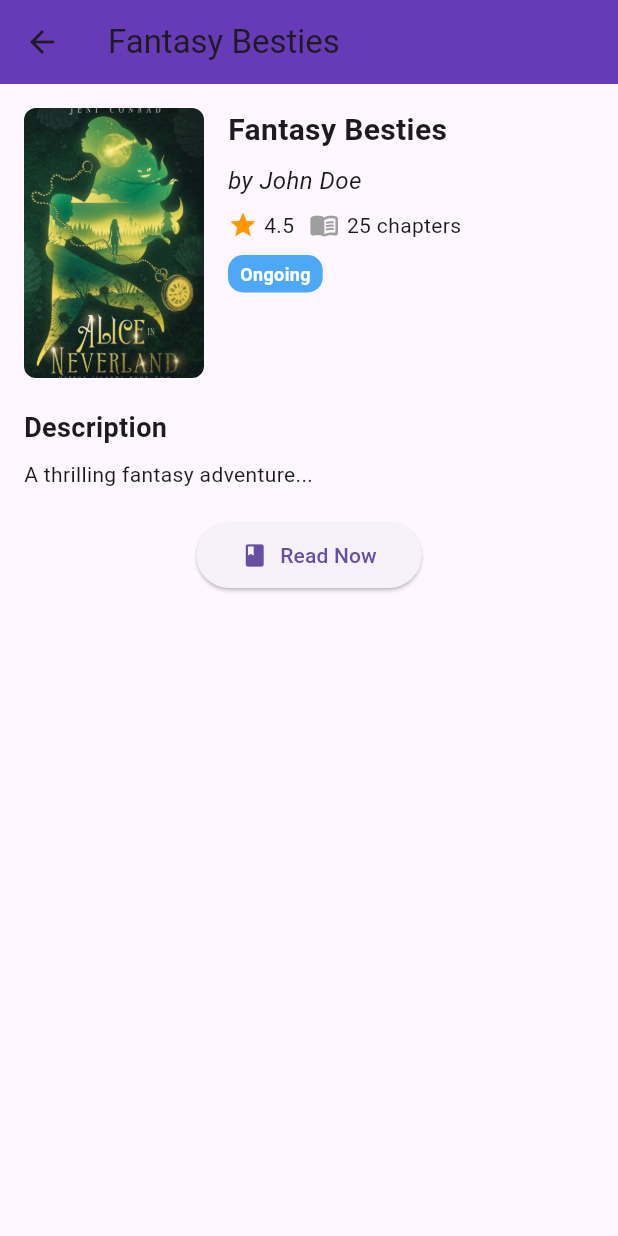
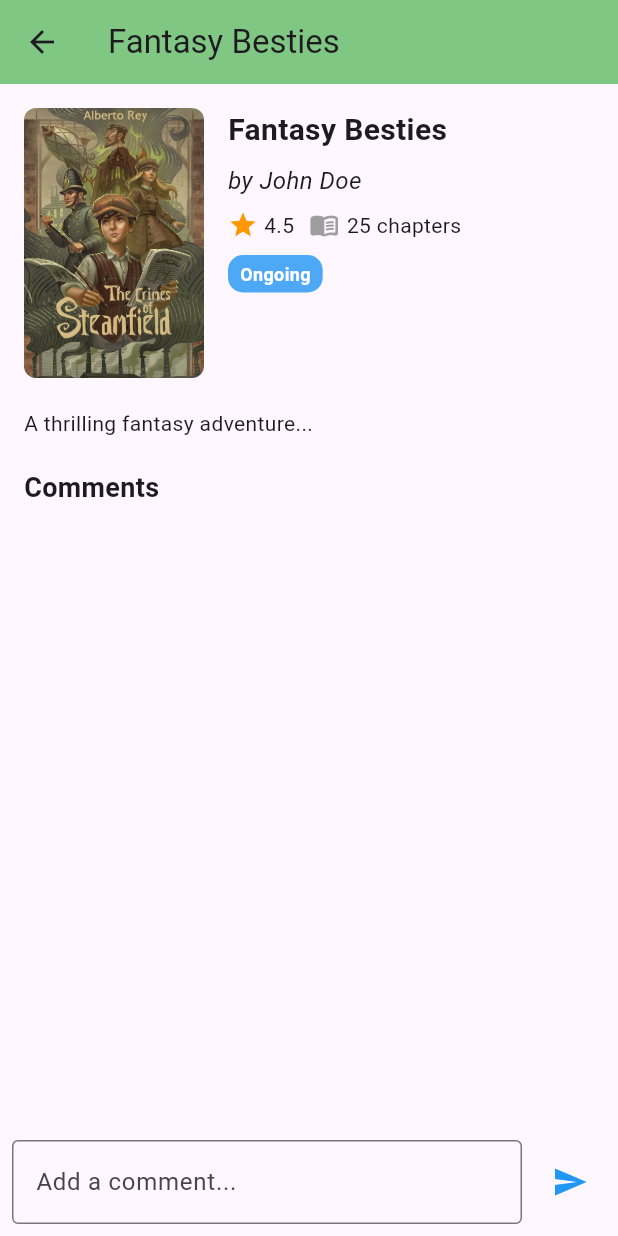
Before and after one commit to aabirid/inkora, a Flutter app: the screen it shows after launch, after a tap on "Fantasy Besties", on a phone screen of 412 x 824 dp. Run offline on Flutter 3.47's test engine with Material 3 defaults, Android fonts, the phone set to English and light mode, and no system bars.

Commit message:
comment+idk

```diff
--- /dev/null
+++ b/lib/models/comment.dart
@@ -0,0 +1,7 @@
+class Comment {
+  final String user;
+  final String text;
+  final DateTime timestamp;
+
+  Comment({required this.user, required this.text, required this.timestamp});
+}
--- a/lib/screens/book/book_overview.dart
+++ b/lib/screens/book/book_overview.dart
@@ -1,30 +1,77 @@
 import 'package:flutter/material.dart';
 import 'package:inkora/models/book.dart';
+import 'package:inkora/models/comment.dart';
 
-class BookOverview extends StatelessWidget {
+class BookOverview extends StatefulWidget {
   final Book book;
 
   const BookOverview({Key? key, required this.book}) : super(key: key);
 
   @override
+  _BookOverviewState createState() => _BookOverviewState();
+}
+
+class _BookOverviewState extends State<BookOverview> {
+  final List<Comment> comments = [];
+  final TextEditingController _commentController = TextEditingController();
+
+  void _addComment() {
+    if (_commentController.text.trim().isNotEmpty) {
+      setState(() {
+        comments.insert(
+          0,
+          Comment(
+            user: "User123", // Replace with actual user later
+            text: _commentController.text.trim(),
+            timestamp: DateTime.now(),
+          ),
+        );
+      });
+      _commentController.clear();
+    }
+  }
+
+  @override
   Widget build(BuildContext context) {
     return Scaffold(
       appBar: AppBar(
-        title: Text(book.title),
-        backgroundColor: Colors.deepPurple, // Adjust based on your theme
+        title: Text(widget.book.title),
+        backgroundColor: Colors.green.shade300,
       ),
-      body: Padding(
+      body: Column(
+        children: [
+          Expanded(
+            child: SingleChildScrollView(
               padding: const EdgeInsets.all(16.0),
               child: Column(
                 crossAxisAlignment: CrossAxisAlignment.start,
                 children: [
-            Row(
+                  _buildBookDetails(),
+                  const SizedBox(height: 20),
+                  Text(
+                    widget.book.description,
+                    style: const TextStyle(fontSize: 14),
+                  ),
+                  const SizedBox(height: 20),
+                  _buildCommentsSection(),
+                ],
+              ),
+            ),
+          ),
+          _buildCommentInput(),
+        ],
+      ),
+    );
+  }
+
+  Widget _buildBookDetails() {
+    return Row(
       crossAxisAlignment: CrossAxisAlignment.start,
       children: [
         ClipRRect(
           borderRadius: BorderRadius.circular(8),
           child: Image.asset(
-                    book.coverImage,
+            widget.book.coverImage,
             width: 120,
             height: 180,
             fit: BoxFit.cover,
@@ -35,78 +82,94 @@ class BookOverview extends StatelessWidget {
           child: Column(
             crossAxisAlignment: CrossAxisAlignment.start,
             children: [
-                      Text(
-                        book.title,
-                        style: const TextStyle(
-                            fontSize: 20, fontWeight: FontWeight.bold),
-                      ),
+              Text(widget.book.title,
+                  style: const TextStyle(fontSize: 20, fontWeight: FontWeight.bold)),
               const SizedBox(height: 8),
-                      Text(
-                        "by ${book.author}",
-                        style: const TextStyle(
-                            fontSize: 16, fontStyle: FontStyle.italic),
-                      ),
+              Text("by ${widget.book.author}",
+                  style: const TextStyle(fontSize: 16, fontStyle: FontStyle.italic)),
               const SizedBox(height: 8),
               Row(
                 children: [
                   Icon(Icons.star, color: Colors.orange, size: 20),
                   const SizedBox(width: 4),
-                          Text("${book.rating}"),
+                  Text("${widget.book.rating}"),
                   const SizedBox(width: 10),
-                          Icon(Icons.menu_book_rounded,
-                              color: Colors.grey, size: 20),
+                  Icon(Icons.menu_book_rounded, color: Colors.grey, size: 20),
                   const SizedBox(width: 5),
-                          Text("${book.chapters} chapters"),
+                  Text("${widget.book.chapters} chapters"),
                 ],
               ),
               const SizedBox(height: 10),
-                      _buildStatusTag(book.status),
+              _buildStatusTag(widget.book.status),
             ],
           ),
         ),
       ],
-            ),
-            const SizedBox(height: 20),
-            const Text(
-              "Description",
-              style: TextStyle(fontSize: 18, fontWeight: FontWeight.bold),
-            ),
-            const SizedBox(height: 8),
-            Text(
-              book.description,
-              style: const TextStyle(fontSize: 14),
-            ),
-            const SizedBox(height: 20),
-            Center(
-              child: ElevatedButton.icon(
-                onPressed: () {
-                  // TODO: Open book reader or download
-                },
-                icon: Icon(Icons.book),
-                label: Text("Read Now"),
-                style: ElevatedButton.styleFrom(
-                  padding: EdgeInsets.symmetric(horizontal: 30, vertical: 12),
-                ),
-              ),
-            ),
-          ],
-        ),
-      ),
     );
   }
 
   Widget _buildStatusTag(String status) {
     Color tagColor = status == "Completed" ? Colors.green : Colors.blue;
     return Container(
-      padding: EdgeInsets.symmetric(horizontal: 8, vertical: 4),
+      padding: const EdgeInsets.symmetric(horizontal: 8, vertical: 4),
       decoration: BoxDecoration(
         color: tagColor.withOpacity(0.8),
         borderRadius: BorderRadius.circular(10),
       ),
       child: Text(
         status,
-        style: TextStyle(
-            color: Colors.white, fontSize: 12, fontWeight: FontWeight.bold),
+        style: const TextStyle(color: Colors.white, fontSize: 12, fontWeight: FontWeight.bold),
+      ),
+    );
+  }
+
+  Widget _buildCommentsSection() {
+    return Column(
+      crossAxisAlignment: CrossAxisAlignment.start,
+      children: [
+        const Text("Comments", style: TextStyle(fontSize: 18, fontWeight: FontWeight.bold)),
+        const SizedBox(height: 8),
+        SizedBox(
+          height: 250, // Fix height to prevent infinite expansion
+          child: ListView.builder(
+            itemCount: comments.length,
+            itemBuilder: (context, index) {
+              return ListTile(
+                leading: const CircleAvatar(child: Icon(Icons.person)),
+                title: Text(comments[index].user),
+                subtitle: Text(comments[index].text),
+                trailing: Text(
+                  "${comments[index].timestamp.hour}:${comments[index].timestamp.minute}",
+                  style: const TextStyle(fontSize: 12, color: Colors.grey),
+                ),
+              );
+            },
+          ),
+        ),
+      ],
+    );
+  }
+
+  Widget _buildCommentInput() {
+    return Padding(
+      padding: const EdgeInsets.all(8.0),
+      child: Row(
+        children: [
+          Expanded(
+            child: TextField(
+              controller: _commentController,
+              decoration: const InputDecoration(
+                hintText: "Add a comment...",
+                border: OutlineInputBorder(),
+              ),
+            ),
+          ),
+          const SizedBox(width: 8),
+          IconButton(
+            icon: const Icon(Icons.send, color: Colors.blue),
+            onPressed: _addComment,
+          ),
+        ],
       ),
     );
   }
--- a/lib/screens/book/booklist_overview.dart
+++ b/lib/screens/book/booklist_overview.dart
@@ -7,7 +7,7 @@ import 'package:inkora/widgets/book_card.dart';
 class BooklistOverview extends StatelessWidget {
   final Map<String, dynamic> booklist;
 
-  const BooklistOverview({Key? key, required this.booklist}) : super(key: key);
+  const BooklistOverview({super.key, required this.booklist});
 
   @override
   Widget build(BuildContext context) {
--- a/lib/screens/search/authors_result.dart
+++ b/lib/screens/search/authors_result.dart
@@ -4,7 +4,7 @@ import 'package:inkora/widgets/author_card.dart';
 class AuthorsResult extends StatelessWidget {
   final String query;
 
-  AuthorsResult({required this.query});
+  AuthorsResult({super.key, required this.query});
 
   final List<Map<String, dynamic>> authors = [
     {"name": "Daydreamer", "profile-picture": 'assets/images/book_cover.jpeg'},
--- a/lib/screens/search/booklists_result.dart
+++ b/lib/screens/search/booklists_result.dart
@@ -4,7 +4,7 @@ import 'package:inkora/widgets/booklist_card.dart';
 class BooklistsResult extends StatelessWidget {
   final String query;
 
-  BooklistsResult({required this.query});
+  BooklistsResult({super.key, required this.query});
 
   final List<Map<String, dynamic>> booklists = [
     {
--- a/lib/screens/search/books_result.dart
+++ b/lib/screens/search/books_result.dart
@@ -5,7 +5,7 @@ import 'package:inkora/widgets/book_card.dart';
 class BooksResult extends StatelessWidget {
   final String query;
 
-  BooksResult({required this.query});
+  BooksResult({super.key, required this.query});
 
   final List<Book> books = [
     Book(
--- a/lib/screens/search/search_page.dart
+++ b/lib/screens/search/search_page.dart
@@ -2,12 +2,14 @@ import 'package:flutter/material.dart';
 import 'package:inkora/screens/search/search_results.dart';
 
 class SearchPage extends StatefulWidget {
+  const SearchPage({super.key});
+
   @override
   _SearchPageState createState() => _SearchPageState();
 }
 
 class _SearchPageState extends State<SearchPage> {
-  TextEditingController _searchController = TextEditingController();
+  final TextEditingController _searchController = TextEditingController();
 
   final List<Map<String, String>> genres = [
     {"name": "Fantasy", "image": "assets/images/fantasy.jpeg"},
--- a/lib/screens/search/search_results.dart
+++ b/lib/screens/search/search_results.dart
@@ -6,7 +6,7 @@ import 'package:inkora/screens/search/authors_result.dart';
 class SearchResultsPage extends StatelessWidget {
   final String query;
 
-  SearchResultsPage({required this.query});
+  const SearchResultsPage({super.key, required this.query});
 
   @override
   Widget build(BuildContext context) {
--- a/lib/widgets/author_card.dart
+++ b/lib/widgets/author_card.dart
@@ -3,7 +3,7 @@ import 'package:flutter/material.dart';
 class AuthorCard extends StatelessWidget {
   final Map<String, dynamic> author;
 
-  const AuthorCard({required this.author});
+  const AuthorCard({super.key, required this.author});
 
   @override
   Widget build(BuildContext context) {
--- a/lib/widgets/book_card.dart
+++ b/lib/widgets/book_card.dart
@@ -4,7 +4,7 @@ import 'package:inkora/models/book.dart';
 class BookCard extends StatelessWidget {
   final Book book;
 
-  const BookCard({Key? key, required this.book}) : super(key: key);
+  const BookCard({super.key, required this.book});
 
   @override
   Widget build(BuildContext context) {
--- a/lib/widgets/booklist_card.dart
+++ b/lib/widgets/booklist_card.dart
@@ -4,7 +4,7 @@ import 'package:inkora/screens/book/booklist_overview.dart';
 class BooklistCard extends StatelessWidget {
   final Map<String, dynamic> booklist;
 
-  BooklistCard({required this.booklist});
+  const BooklistCard({super.key, required this.booklist});
 
   @override
   Widget build(BuildContext context) {
--- a/lib/widgets/simple_book_card.dart
+++ b/lib/widgets/simple_book_card.dart
@@ -5,8 +5,7 @@ class SimpleBookCard extends StatelessWidget {
   final Book book;
   final VoidCallback onTap;
 
-  const SimpleBookCard({Key? key, required this.book, required this.onTap})
-      : super(key: key);
+  const SimpleBookCard({super.key, required this.book, required this.onTap});
 
   @override
   Widget build(BuildContext context) {
```
Also changed, not shown: lib/screens/home/home_page.dart (+103 -6 lines). Lines whose indentation alone changed are shown as unchanged.
